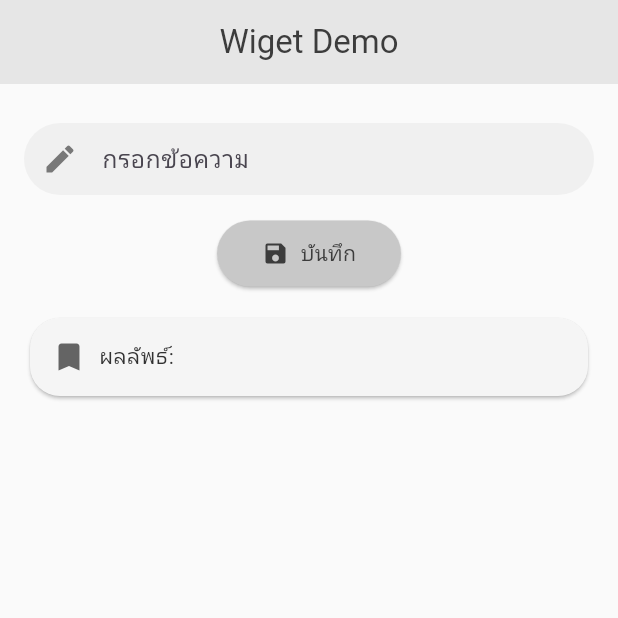
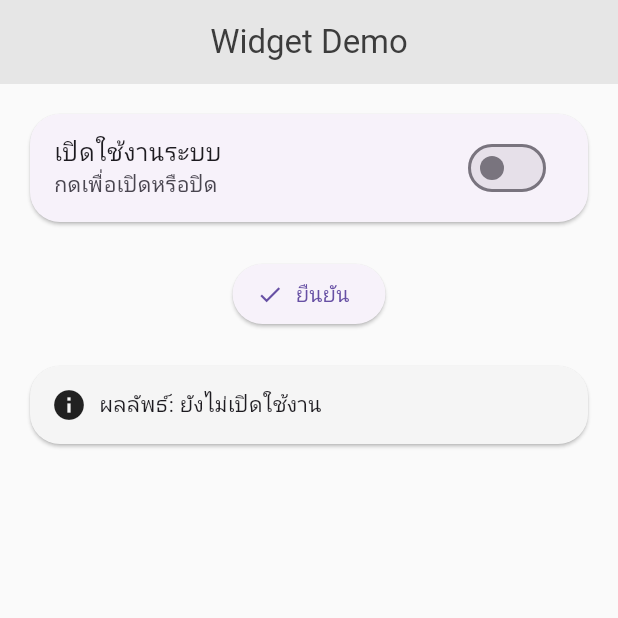
Before and after one commit to Kxmm04/work1, a Flutter app: the screen it shows after launch, on a phone screen of 412 x 824 dp, the top half of it. Run offline on Flutter 3.47's test engine with Material 3 defaults, Android fonts, the phone set to English and light mode, and no system bars.

Commit message:
new update

```diff
--- a/lib/pagemain.dart
+++ b/lib/pagemain.dart
@@ -8,17 +8,16 @@ class PageMain extends StatefulWidget {
 }
 
 class _PageMainState extends State<PageMain> {
-  TextEditingController input = TextEditingController();
-  String result = "";
+  bool status = false;
+  String result = "ยังไม่เปิดใช้งาน";
 
   @override
   Widget build(BuildContext context) {
     return Scaffold(
-      // สีพื้นหลังหน้า
       backgroundColor: Color.fromARGB(255, 250, 250, 250),
 
       appBar: AppBar(
-        title: Text("Wiget Demo"),
+        title: Text("Widget Demo"),
         centerTitle: true,
         backgroundColor: Color.fromARGB(255, 230, 230, 230),
         foregroundColor: Color.fromARGB(255, 60, 60, 60),
@@ -28,73 +27,43 @@ class _PageMainState extends State<PageMain> {
         padding: EdgeInsets.all(16),
         child: Column(
           children: [
-            // 🔹 ช่องกรอกข้อความ
-            Container(
-              margin: EdgeInsets.fromLTRB(0, 10, 0, 15),
-              child: TextFormField(
-                controller: input,
-                onChanged: (value) {
-                  print("พิมพ์ข้อความ: $value");
+            // 🔹 Switch (Material Widget)
+            Card(
+              elevation: 1,
+              shape: RoundedRectangleBorder(
+                borderRadius: BorderRadius.circular(20),
+              ),
+              child: SwitchListTile(
+                title: Text("เปิดใช้งานระบบ"),
+                subtitle: Text("กดเพื่อเปิดหรือปิด"),
+                value: status,
+                onChanged: (val) {
+                  setState(() {
+                    status = val;
+                    result = val ? "ระบบเปิดใช้งาน" : "ระบบปิดอยู่";
+                  });
+                  print("สถานะ Switch: $status");
                 },
-                decoration: InputDecoration(
-                  hintText: "กรอกข้อความ",
-                  filled: true,
-                  fillColor: Color.fromARGB(255, 240, 240, 240),
-                  contentPadding: EdgeInsets.fromLTRB(20, 12, 10, 12),
-                  prefixIcon: Icon(
-                    Icons.edit,
-                    color: Color.fromARGB(255, 120, 120, 120),
-                  ),
-                  border: OutlineInputBorder(
-                    borderRadius: BorderRadius.circular(25),
-                    borderSide: BorderSide.none,
-                  ),
-                ),
               ),
             ),
 
-            // 🔹 ปุ่มบันทึก
-            Container(
-              margin: EdgeInsets.only(bottom: 15),
-              child: ElevatedButton.icon(
-                style: ElevatedButton.styleFrom(
-                  backgroundColor: Color.fromARGB(255, 200, 200, 200),
-                  foregroundColor: Color.fromARGB(255, 60, 60, 60),
-                  shape: RoundedRectangleBorder(
-                    borderRadius: BorderRadius.circular(25),
-                  ),
-                  padding: EdgeInsets.symmetric(horizontal: 30, vertical: 12),
-                ),
-                onPressed: () {
-                  // 🔍 เช็คค่าว่าง
-                  if (input.text.trim().isEmpty) {
-                    print("ยังไม่ได้กรอกข้อความ");
+            SizedBox(height: 20),
 
-                    ScaffoldMessenger.of(context).showSnackBar(
-                      SnackBar(content: Text("กรุณากรอกข้อความก่อนบันทึก")),
-                    );
-                    return;
-                  }
+            // 🔹 ปุ่มยืนยัน
+            ElevatedButton.icon(
+              onPressed: () {
+                print("กดปุ่มยืนยัน");
+                print("ผลลัพธ์: $result");
 
-                  setState(() {
-                    result = input.text;
-                  });
+                ScaffoldMessenger.of(context).showSnackBar(
+                  SnackBar(content: Text(result)),
+                );
+              },
+              icon: Icon(Icons.check),
+              label: Text("ยืนยัน"),
+            ),
 
-                  print("บันทึกคำตอบ: ${input.text}");
-                  print("ผลลัพธ์ที่แสดง: $result");
-
-                  // ✅ แสดง SnackBar (Material Widget)
-                  ScaffoldMessenger.of(context).showSnackBar(
-                    SnackBar(content: Text("บันทึกข้อมูลเรียบร้อย")),
-                  );
-
-                  input.clear();
-                },
-
-                icon: Icon(Icons.save),
-                label: Text("บันทึก"),
-              ),
-            ),
+            SizedBox(height: 20),
 
             // 🔹 Card แสดงผล
             Card(
@@ -107,15 +76,9 @@ class _PageMainState extends State<PageMain> {
                 padding: EdgeInsets.all(14),
                 child: Row(
                   children: [
-                    Icon(
-                      Icons.bookmark,
-                      color: Color.fromARGB(255, 100, 100, 100),
-                    ),
+                    Icon(Icons.info),
                     SizedBox(width: 8),
-                    Text(
-                      "ผลลัพธ์: $result",
-                      style: TextStyle(color: Color.fromARGB(255, 50, 50, 50)),
-                    ),
+                    Text("ผลลัพธ์: $result"),
                   ],
                 ),
               ),
```
